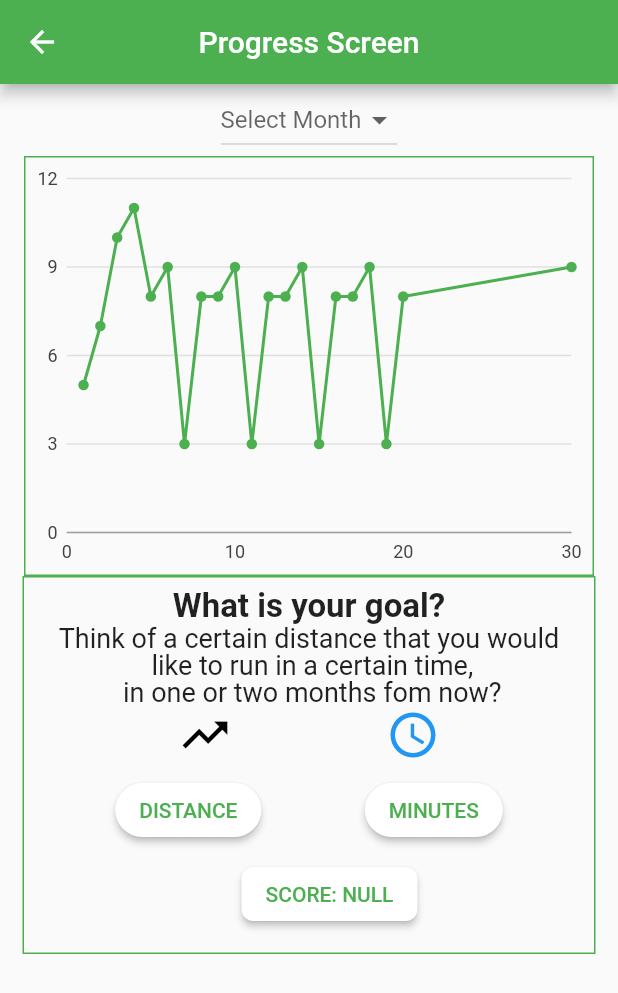
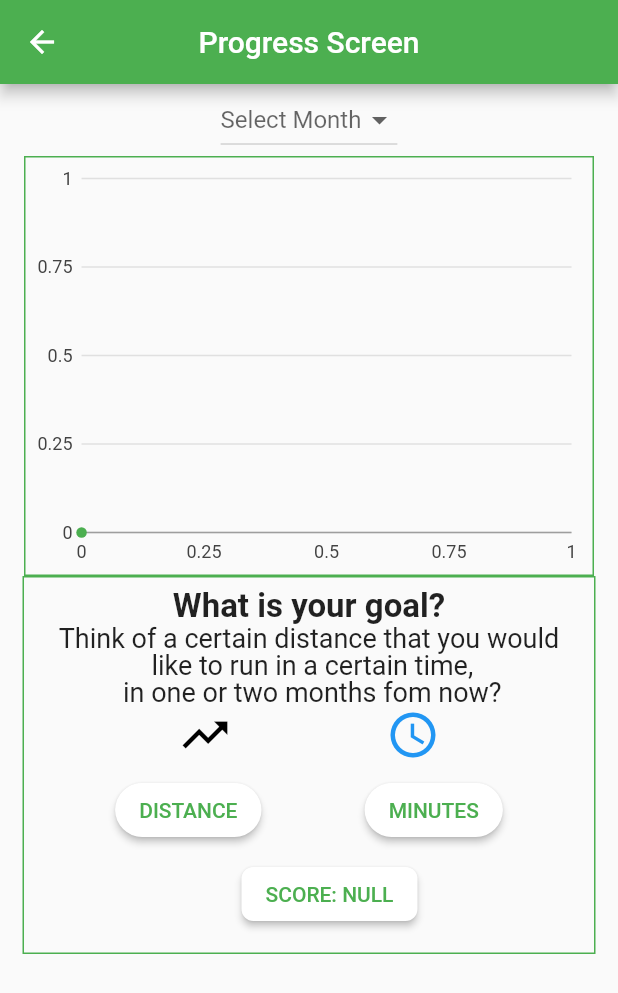
Before and after one commit to daniyalsajid/UBT, a Flutter app: the Userdata screen opened directly, on a phone screen of 412 x 824 dp. Shown: the top 993 px of the screen. Run offline on Flutter 3.47's test engine with Material 2 defaults, Android fonts, the phone set to English and light mode, and no system bars; our stand-ins replace charts_flutter, date_field, firebase_auth, firebase_core, firebase_database; missing offline and left inert: dart:ffi, duration, firebase_auth_web, firebase_core_web, flutter_picker; accounts and stored records are empty.

Commit message:
calender and graph  fixed

```diff
--- a/lib/screens/progress_screens/user_data1.dart
+++ b/lib/screens/progress_screens/user_data1.dart
@@ -34,7 +34,7 @@ class UserdataState extends State<Userdata> {
   String distance;
   double score;
   String monthnow;
-
+  String userSelectedValue;
   double s; //score
   // C for rounding score values
   int c;
@@ -45,79 +45,93 @@ class UserdataState extends State<Userdata> {
   final databaseReference = FirebaseDatabase.instance.reference();
   // List<Map> lists = [];
   Item selectedUser;
-  List<Item> users = <Item>[
-    const Item(
+  // List<Item> users = <Item>[
+  //   const Item(
+  //       'Jan',
+  //       Icon(
+  //         Icons.calendar_today,
+  //         color: const Color(0xFF167F67),
+  //       )),
+  //   const Item(
+  //       'Feb',
+  //       Icon(
+  //         Icons.calendar_today,
+  //         color: const Color(0xFF167F67),
+  //       )),
+  //   const Item(
+  //       'Mar',
+  //       Icon(
+  //         Icons.calendar_today,
+  //         color: const Color(0xFF167F67),
+  //       )),
+  //   const Item(
+  //       'Apr',
+  //       Icon(
+  //         Icons.calendar_today,
+  //         color: const Color(0xFF167F67),
+  //       )),
+  //   const Item(
+  //       'May',
+  //       Icon(
+  //         Icons.calendar_today,
+  //         color: const Color(0xFF167F67),
+  //       )),
+  //   const Item(
+  //       'Jun',
+  //       Icon(
+  //         Icons.calendar_today,
+  //         color: const Color(0xFF167F67),
+  //       )),
+  //   const Item(
+  //       'Jul',
+  //       Icon(
+  //         Icons.calendar_today,
+  //         color: const Color(0xFF167F67),
+  //       )),
+  //   const Item(
+  //       'Aug',
+  //       Icon(
+  //         Icons.calendar_today,
+  //         color: const Color(0xFF167F67),
+  //       )),
+  //   const Item(
+  //       'Sep',
+  //       Icon(
+  //         Icons.calendar_today,
+  //         color: const Color(0xFF167F67),
+  //       )),
+  //   const Item(
+  //       'Oct',
+  //       Icon(
+  //         Icons.calendar_today,
+  //         color: const Color(0xFF167F67),
+  //       )),
+  //   const Item(
+  //       'Nov',
+  //       Icon(
+  //         Icons.calendar_today,
+  //         color: const Color(0xFF167F67),
+  //       )),
+  //   const Item(
+  //       'Dec',
+  //       Icon(
+  //         Icons.calendar_today,
+  //         color: const Color(0xFF167F67),
+  //       )),
+  // ];
+  List<String> users = <String>[
     'Jan',
-        Icon(
-          Icons.calendar_today,
-          color: const Color(0xFF167F67),
-        )),
-    const Item(
     'Feb',
-        Icon(
-          Icons.calendar_today,
-          color: const Color(0xFF167F67),
-        )),
-    const Item(
     'Mar',
-        Icon(
-          Icons.calendar_today,
-          color: const Color(0xFF167F67),
-        )),
-    const Item(
     'Apr',
-        Icon(
-          Icons.calendar_today,
-          color: const Color(0xFF167F67),
-        )),
-    const Item(
     'May',
-        Icon(
-          Icons.calendar_today,
-          color: const Color(0xFF167F67),
-        )),
-    const Item(
     'Jun',
-        Icon(
-          Icons.calendar_today,
-          color: const Color(0xFF167F67),
-        )),
-    const Item(
     'Jul',
-        Icon(
-          Icons.calendar_today,
-          color: const Color(0xFF167F67),
-        )),
-    const Item(
     'Aug',
-        Icon(
-          Icons.calendar_today,
-          color: const Color(0xFF167F67),
-        )),
-    const Item(
     'Sep',
-        Icon(
-          Icons.calendar_today,
-          color: const Color(0xFF167F67),
-        )),
-    const Item(
     'Oct',
-        Icon(
-          Icons.calendar_today,
-          color: const Color(0xFF167F67),
-        )),
-    const Item(
     'Nov',
-        Icon(
-          Icons.calendar_today,
-          color: const Color(0xFF167F67),
-        )),
-    const Item(
     'Dec',
-        Icon(
-          Icons.calendar_today,
-          color: const Color(0xFF167F67),
-        )),
   ];
 
   Query _ref;
@@ -252,7 +266,7 @@ class UserdataState extends State<Userdata> {
     databaseReference
       ..child(uploadAuth)
           .child('2020')
-          .child(n)
+          .child(month)
           .once()
           .then((DataSnapshot snapshot) {
         //print('Data : ${snapshot.value}');
@@ -276,50 +290,60 @@ class UserdataState extends State<Userdata> {
   }
 
   List<charts.Series<LinearSales, int>> _createSampleData(graphlist, d) {
-    final data = [
-      // for (var i = 0; i < lists.length; i++)
-      //   {
-      //     new LinearSales(int.parse(d[i]), int.parse(lists[i].toString())),
-      //   }
-      // new LinearSales(int.parse(d[0]), int.parse(graphlists[0].toString())),
-      // new LinearSales(int.parse(d[1]), int.parse(graphlists[1].toString())),
-      new LinearSales(1, 5),
-      new LinearSales(2, 7),
-      new LinearSales(3, 10),
-      new LinearSales(4, 11),
-      new LinearSales(5, 8),
-      new LinearSales(6, 9),
-      new LinearSales(7, 3),
-      new LinearSales(8, 8),
-      new LinearSales(9, 8),
-      new LinearSales(10, 9),
-      new LinearSales(11, 3),
-      new LinearSales(12, 8),
-      new LinearSales(13, 8),
-      new LinearSales(14, 9),
-      new LinearSales(15, 3),
-      new LinearSales(16, 8),
-      new LinearSales(17, 8),
-      new LinearSales(18, 9),
-      new LinearSales(19, 3),
-      new LinearSales(20, 8),
-      new LinearSales(30, 9),
+    List<LinearSales> data = [];
+    if (graphlist.length != 0) {
+      for (var i = 0; i < graphlist.length; i++) {
+        data.add(new LinearSales(
+            int.parse(d[i]), int.parse(graphlists[i].toString())));
+      }
+    } else {
+      data.add(new LinearSales(0, 0));
+    }
 
-      // new LinearSales(int.parse(d[1]), int.parse(graphlists[1].toString())),
-      // new LinearSales(int.parse(d[2]), int.parse(graphlists[2].toString())),
-      // new LinearSales(int.parse(d[3]), int.parse(graphlists[3].toString())),
-      // new LinearSales(int.parse(d[4]), int.parse(graphlists[4].toString())),
-      // new LinearSales(int.parse(d[6]), int.parse(graphlists[6].toString())),
+    // final data = [
+    //   // for (var i = 0; i < lists.length; i++)
+    //   //   {
+    //   //     new LinearSales(int.parse(d[i]), int.parse(lists[i].toString())),
+    //   //   }
+    //   // new LinearSales(int.parse(d[0]), int.parse(graphlists[0].toString())),
+    //   // new LinearSales(int.parse(d[1]), int.parse(graphlists[1].toString())),
+    //   new LinearSales(1, 5),
+    //   new LinearSales(2, 7),
+    //   new LinearSales(3, 10),
+    //   new LinearSales(4, 11),
+    //   new LinearSales(5, 8),
+    //   new LinearSales(6, 9),
+    //   new LinearSales(7, 3),
+    //   new LinearSales(8, 8),
+    //   new LinearSales(9, 8),
+    //   new LinearSales(10, 9),
+    //   new LinearSales(11, 3),
+    //   new LinearSales(12, 8),
+    //   new LinearSales(13, 8),
+    //   new LinearSales(14, 9),
+    //   new LinearSales(15, 3),
+    //   new LinearSales(16, 8),
+    //   new LinearSales(17, 8),
+    //   new LinearSales(18, 9),
+    //   new LinearSales(19, 3),
+    //   new LinearSales(20, 8),
+    //   new LinearSales(30, 9),
 
-      // new LinearSales(int.parse(d[7]), int.parse(graphlists[7].toString())),
-      // new LinearSales(int.parse(d[8]), int.parse(graphlists[8].toString())),
-      // new LinearSales(int.parse(d[9]), int.parse(graphlists[9].toString())),
-      // new LinearSales(int.parse(d[10]), int.parse(graphlists[10].toString())),
-      // new LinearSales(int.parse(d[11]), int.parse(graphlists[11].toString())),
+    //   // new LinearSales(int.parse(d[1]), int.parse(graphlists[1].toString())),
+    //   // new LinearSales(int.parse(d[2]), int.parse(graphlists[2].toString())),
+    //   // new LinearSales(int.parse(d[3]), int.parse(graphlists[3].toString())),
+    //   // new LinearSales(int.parse(d[4]), int.parse(graphlists[4].toString())),
+    //   // new LinearSales(int.parse(d[6]), int.parse(graphlists[6].toString())),
 
-      // new LinearSales(int.parse(d[12]), int.parse(lists[12].toString())),
-      // new LinearSales(int.parse(d[13]), int.parse(lists[13].toString())),
-    ];
+    //   // new LinearSales(int.parse(d[7]), int.parse(graphlists[7].toString())),
+    //   // new LinearSales(int.parse(d[8]), int.parse(graphlists[8].toString())),
+    //   // new LinearSales(int.parse(d[9]), int.parse(graphlists[9].toString())),
+    //   // new LinearSales(int.parse(d[10]), int.parse(graphlists[10].toString())),
+    //   // new LinearSales(int.parse(d[11]), int.parse(graphlists[11].toString())),
+
+    //   // new LinearSales(int.parse(d[12]), int.parse(lists[12].toString())),
+    //   // new LinearSales(int.parse(d[13]), int.parse(lists[13].toString())),
+    // ];
 
     return [
       new charts.Series<LinearSales, int>(
@@ -344,34 +368,36 @@ class UserdataState extends State<Userdata> {
         body: Column(
           // mainAxisAlignment: MainAxisAlignment.center,
           children: [
-            Row(
+            Flexible(
+              child: Row(
                 mainAxisAlignment: MainAxisAlignment.center,
                 children: [
-                DropdownButton(
+                  Flexible(
+                    child: DropdownButton(
                       hint: Text('Select Month'),
-                  value: selectedUser,
-                  onChanged: (Item value) {
+                      value: userSelectedValue,
+                      onChanged: (value) {
                         setState(
                           () {
-                        selectedUser = value;
+                            userSelectedValue = value;
 
-                        String m = selectedUser.name;
-                        String n = selectedUser.name;
+                            // String m = selectedUser.name;
+                            // String n = selectedUser.name;
+                            // // print(n);
                             // print(n);
-                        print(n);
-                        switch (n) {
-                          case '1':
-                            {
-                              n = '1';
-                            }
-                            break;
-                          case '2':
-                            {
-                              n = '2';
-                            }
-                        }
+                            // switch (n) {
+                            //   case '1':
+                            //     {
+                            //       n = '1';
+                            //     }
+                            //     break;
+                            //   case '2':
+                            //     {
+                            //       n = '2';
+                            //     }
+                            // }
 
-                        switch (m) {
+                            switch (userSelectedValue) {
                               case 'Jan':
                                 {
                                   // Chart('1');
@@ -453,19 +479,20 @@ class UserdataState extends State<Userdata> {
                           },
                         );
                       },
-                  items: users.map((Item user) {
-                    return DropdownMenuItem<Item>(
-                      value: user,
+                      items: users.map((String month) {
+                        return DropdownMenuItem<String>(
+                          value: month,
 
                           // Row to Cloumn
                           child: Row(
                             children: <Widget>[
-                          user.icon,
+                              Icon(Icons.calendar_today,
+                                  color: Color(0xFF167F67)),
                               SizedBox(
                                 width: 10,
                               ),
                               Text(
-                            user.name,
+                                month,
                                 style: TextStyle(color: Colors.black),
                               ),
                               //
@@ -474,28 +501,29 @@ class UserdataState extends State<Userdata> {
                         );
                       }).toList(),
                     ),
+                  ),
                 ],
+              ),
             ),
             Row(
               mainAxisAlignment: MainAxisAlignment.spaceAround,
               children: [
-                Column(
-                  children: [
-                    Container(
+                Flexible(
+                  child: Container(
                     width: 380,
                     height: 280,
-                      decoration: BoxDecoration(
-                          border: Border.all(color: Colors.green)),
+                    decoration:
+                        BoxDecoration(border: Border.all(color: Colors.green)),
                     child: PointsLineChart(_createSampleData(graphlists, d)),
-                    )
-                  ],
+                  ),
                 )
               ],
             ),
             Row(
               mainAxisAlignment: MainAxisAlignment.spaceAround,
               children: [
-                Container(
+                Flexible(
+                  child: Container(
                     decoration:
                         BoxDecoration(border: Border.all(color: Colors.green)),
                     child: SizedBox(
@@ -632,6 +660,7 @@ class UserdataState extends State<Userdata> {
                       ),
                     ),
                   ),
+                ),
               ],
             )
           ],
```
Lines whose indentation alone changed are shown as unchanged.
